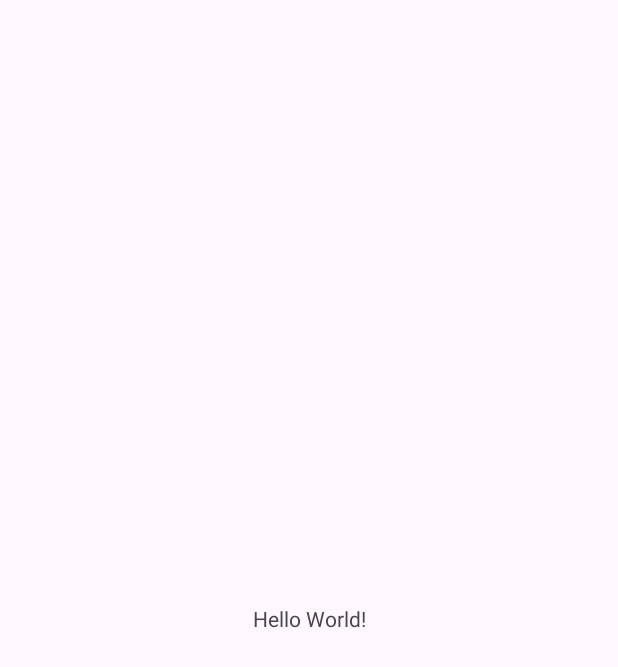
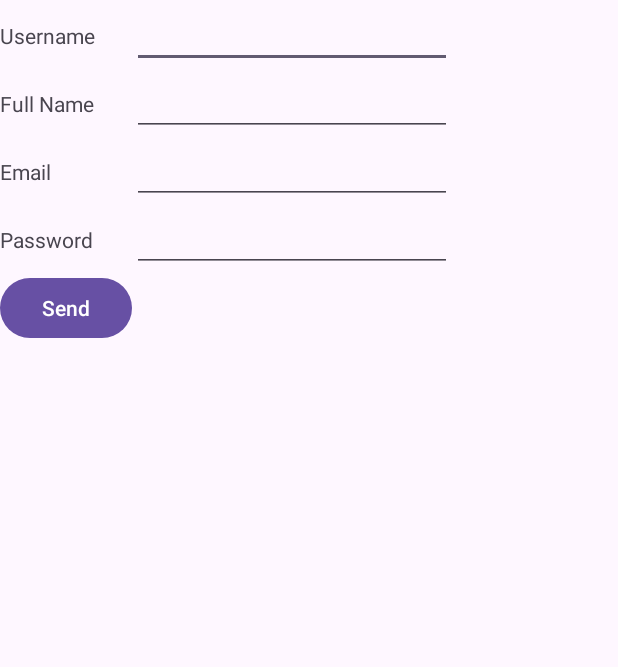
Before and after one commit to Mobile-Apps-Utn-Course-Sergio-Quesada/Mobile-Apps-Weekly-Project, an Android app: the screen it shows after launch (MainActivity), on a phone screen of 412 x 824 dp. Before the commit the part shown is almost empty. Shown: the top 667 px of the screen. Run offline under Robolectric (Android 15) with nearby library versions, the phone set to English and light mode, and no system bars.

Commit message:
Merge remote main with local main (unrelated histories allowed)

```diff
--- a/app/src/main/java/Entity/User.kt
+++ b/app/src/main/java/Entity/User.kt
@@ -2,13 +2,15 @@ package Entity
 
 class User {
     private var username: String = ""
+    private var password: String = ""
     private var email: String = ""
     private var fullName: String = ""
 
-    constructor(username: String, email: String, fullName: String){
+    constructor(username: String, email: String, fullName: String, password: String){
         this.fullName = fullName
         this.email = email
         this.username = username
+        this.password = password
     }
 
     constructor(){}
@@ -24,4 +26,8 @@ class User {
     var FullName: String
         get() = this.fullName
         set(value) {this.fullName = value}
+
+    var Password: String
+        get() = this.password
+        set(value) {this.password = value}
 }
--- a/app/src/main/res/layout/activity_main.xml
+++ b/app/src/main/res/layout/activity_main.xml
@@ -7,13 +7,110 @@
     android:layout_height="match_parent"
     tools:context=".MainActivity">
 
-    <TextView
-        android:layout_width="wrap_content"
-        android:layout_height="wrap_content"
-        android:text="Hello World!"
-        app:layout_constraintBottom_toBottomOf="parent"
-        app:layout_constraintEnd_toEndOf="parent"
-        app:layout_constraintStart_toStartOf="parent"
-        app:layout_constraintTop_toTopOf="parent" />
+    <TableLayout
+        android:layout_width="409dp"
+        android:layout_height="729dp"
+        tools:layout_editor_absoluteX="1dp"
+        tools:layout_editor_absoluteY="1dp">
+
+        <TableRow
+            android:layout_width="match_parent"
+            android:layout_height="match_parent">
+
+            <TextView
+                android:id="@+id/textView"
+                android:layout_width="wrap_content"
+                android:layout_height="wrap_content"
+                android:text="Username" />
+
+            <EditText
+                android:id="@+id/txtUsername"
+                android:layout_width="wrap_content"
+                android:layout_height="wrap_content"
+                android:ems="10"
+                android:inputType="text" />
+        </TableRow>
+
+        <TableRow
+            android:layout_width="match_parent"
+            android:layout_height="match_parent">
+
+            <TextView
+                android:id="@+id/textView2"
+                android:layout_width="wrap_content"
+                android:layout_height="wrap_content"
+                android:text="Full Name" />
+
+            <EditText
+                android:id="@+id/txtFullName"
+                android:layout_width="wrap_content"
+                android:layout_height="wrap_content"
+                android:ems="10"
+                android:inputType="text" />
+        </TableRow>
+
+        <TableRow
+            android:layout_width="match_parent"
+            android:layout_height="match_parent">
+
+            <TextView
+                android:layout_width="wrap_content"
+                android:layout_height="wrap_content"
+                android:text="Email" />
+
+            <EditText
+                android:id="@+id/txtEmail"
+                android:layout_width="wrap_content"
+                android:layout_height="wrap_content"
+                android:ems="10"
+                android:inputType="text" />
+        </TableRow>
+
+        <TableRow
+            android:layout_width="match_parent"
+            android:layout_height="match_parent">
+
+            <TextView
+                android:id="@+id/textView4"
+                android:layout_width="wrap_content"
+                android:layout_height="wrap_content"
+                android:text="Password" />
+
+            <EditText
+                android:id="@+id/txtPassword"
+                android:layout_width="wrap_content"
+                android:layout_height="wrap_content"
+                android:ems="10"
+                android:inputType="text" />
+        </TableRow>
+
+        <TableRow
+            android:layout_width="match_parent"
+            android:layout_height="match_parent">
+
+            <Button
+                android:id="@+id/btnSend"
+                android:layout_width="wrap_content"
+                android:layout_height="wrap_content"
+                android:text="Send" />
+        </TableRow>
+    </TableLayout>
+
+    <TableLayout
+        android:layout_width="match_parent"
+        android:layout_height="match_parent">
+
+        <TableRow
+            android:layout_width="match_parent"
+            android:layout_height="match_parent" />
+
+        <TableRow
+            android:layout_width="match_parent"
+            android:layout_height="match_parent" />
+
+        <TableRow
+            android:layout_width="match_parent"
+            android:layout_height="match_parent" />
+    </TableLayout>
 
 </androidx.constraintlayout.widget.ConstraintLayout>
```
